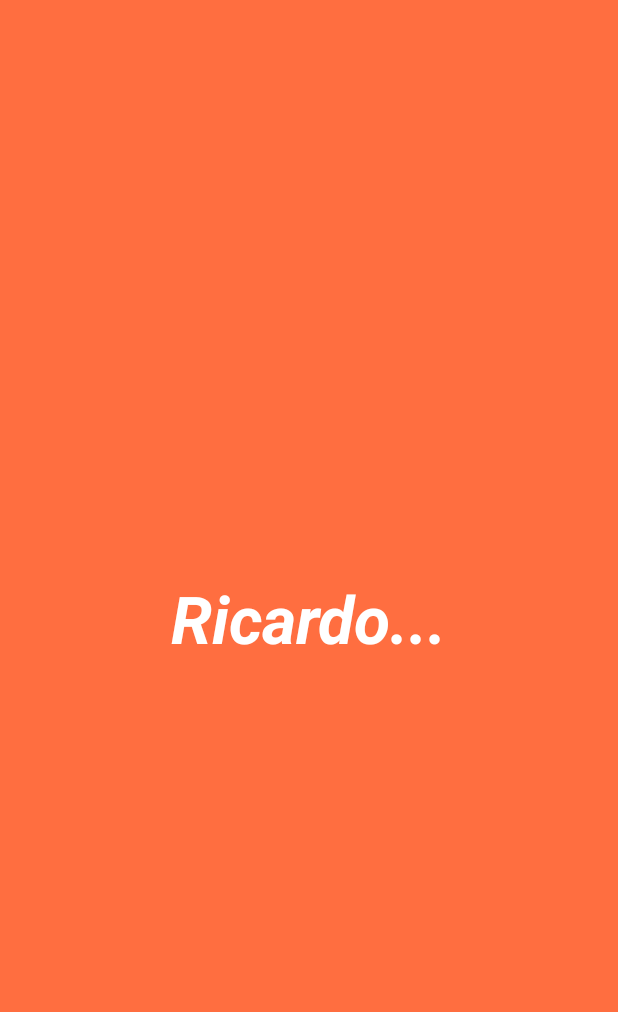
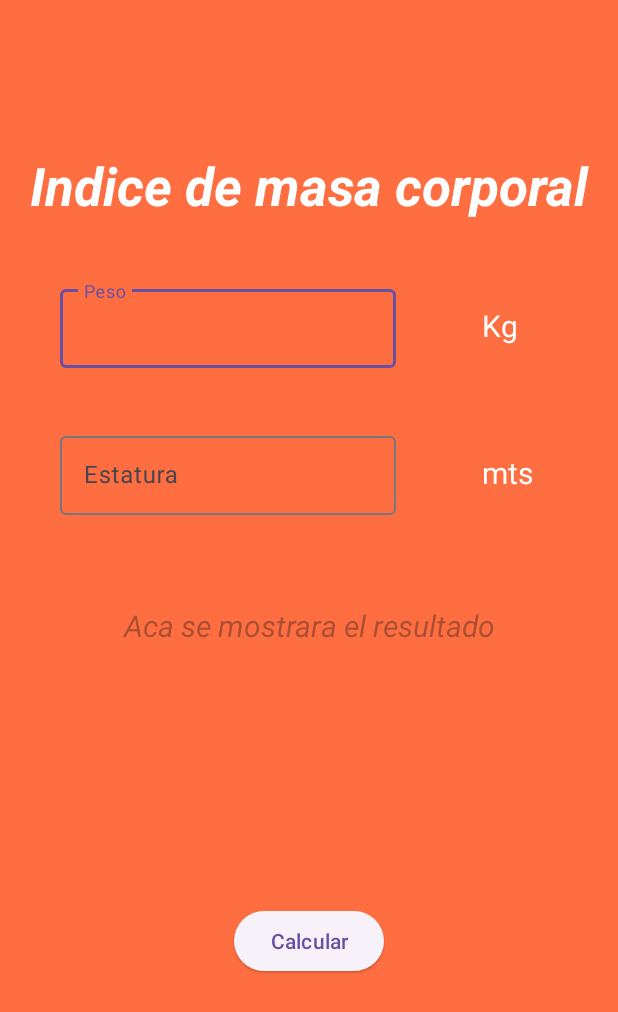
Before and after one commit to TheLittleBug404/Indice-masa-corporal, an Android app: the screen it shows after launch (MainActivity), on a phone screen of 412 x 824 dp. Shown: the top 1012 px of the screen. Run offline under Robolectric (Android 15) with nearby library versions, the phone set to English and light mode, and no system bars.

Commit message:
Aca ya termine el proyecto de IMC

```diff
--- a/app/build.gradle.kts
+++ b/app/build.gradle.kts
@@ -41,6 +41,7 @@ dependencies {
     implementation("androidx.appcompat:appcompat:1.6.1")
     implementation("com.google.android.material:material:1.9.0")
     implementation("androidx.constraintlayout:constraintlayout:2.1.4")
+    implementation ("com.google.android.material:material:1.9.0")
     testImplementation("junit:junit:4.13.2")
     androidTestImplementation("androidx.test.ext:junit:1.1.5")
     androidTestImplementation("androidx.test.espresso:espresso-core:3.5.1")
--- a/app/src/main/java/com/example/appimc/MainActivity.kt
+++ b/app/src/main/java/com/example/appimc/MainActivity.kt
@@ -2,10 +2,31 @@ package com.example.appimc
 
 import androidx.appcompat.app.AppCompatActivity
 import android.os.Bundle
+import android.widget.Button
+import android.widget.TextView
+import com.google.android.material.textfield.TextInputEditText
 
 class MainActivity : AppCompatActivity() {
     override fun onCreate(savedInstanceState: Bundle?) {
         super.onCreate(savedInstanceState)
         setContentView(R.layout.activity_main)
+        val peso = findViewById<TextInputEditText>(R.id.textInputPeso)
+        val estatura = findViewById<TextInputEditText>(R.id.textInputEstatura)
+        val boton = findViewById<Button>(R.id.ButtonResultado)
+
+        boton.setOnClickListener{
+            val imc:Double = peso.text.toString().toDouble() / Math.pow(estatura.text.toString().toDouble(),2.0)
+            val resultado = findViewById<TextView>(R.id.tvresultado)
+            resultado.text = "${calculaIMC(imc)} \n IMC = ${String.format("%.2f",imc)}"
+        }
+    }
+    fun calculaIMC(a:Double):String{
+        when(a){
+            in 0.0..18.5 -> return "Peso Bajo"
+            in 18.51..24.99999999 -> return  "Peso Normal"
+            in 25.0..29.999999999 -> return  "Sobre Peso"
+            in 30.0..100.0 -> return "Peligro Obesidad"
+            else -> return "Datos erroneos vuelva a introducir otros datos"
+        }
     }
 }
--- a/app/src/main/res/layout/activity_main.xml
+++ b/app/src/main/res/layout/activity_main.xml
@@ -8,15 +8,120 @@
     tools:context=".MainActivity">
 
     <TextView
+        android:id="@+id/tvTitulo"
+        android:text="@string/titulo"
+        android:textColor="@color/white"
+        android:textSize="35sp"
+        android:layout_width="match_parent"
+        android:layout_height="wrap_content"
+        android:gravity="center"
+        android:textStyle="italic|bold"
+        android:layout_marginTop="100dp"
+        app:layout_constraintTop_toTopOf="parent"
+        app:layout_constraintLeft_toLeftOf="parent"
+        app:layout_constraintRight_toRightOf="parent"
+        >
+    </TextView>
+
+    <com.google.android.material.textfield.TextInputLayout
+        android:id="@+id/textFieldPeso"
+        android:layout_width="224dp"
+        android:layout_height="58dp"
+        android:layout_marginLeft="40dp"
+        android:layout_marginTop="40dp"
+        android:layout_marginRight="40dp"
+        android:hint="@string/peso"
+        app:layout_constraintLeft_toLeftOf="parent"
+        app:layout_constraintTop_toBottomOf="@+id/tvTitulo"
+        >
+        <com.google.android.material.textfield.TextInputEditText
+            android:id="@+id/textInputPeso"
+            android:layout_width="match_parent"
+            android:layout_height="wrap_content"
+            android:inputType="numberDecimal"
+            android:textColor="@color/white"
+            >
+        </com.google.android.material.textfield.TextInputEditText>
+    </com.google.android.material.textfield.TextInputLayout>
+
+    <TextView
+        android:id="@+id/tvKg"
         android:layout_width="wrap_content"
         android:layout_height="wrap_content"
-        android:text="Ricardo..."
-        android:textSize="44sp"
-        android:textStyle="italic|bold"
+        android:layout_marginTop="56dp"
+        android:text="@string/kg"
         android:textColor="@color/white"
+        android:textSize="20sp"
+        app:layout_constraintHorizontal_bias="0.463"
+        app:layout_constraintLeft_toRightOf="@+id/textFieldPeso"
+        app:layout_constraintRight_toRightOf="parent"
+        app:layout_constraintTop_toBottomOf="@+id/tvTitulo"
+        >
+    </TextView>
+
+    <com.google.android.material.textfield.TextInputLayout
+        android:id="@+id/textFieldEstatura"
+        android:layout_width="224dp"
+        android:layout_height="58dp"
+        android:layout_marginLeft="40dp"
+        android:layout_marginTop="40dp"
+        android:hint="@string/estatura"
+        app:layout_constraintLeft_toLeftOf="parent"
+        app:layout_constraintTop_toBottomOf="@+id/textFieldPeso"
+        >
+        <com.google.android.material.textfield.TextInputEditText
+            android:id="@+id/textInputEstatura"
+            android:layout_width="match_parent"
+            android:layout_height="wrap_content"
+            android:inputType="numberDecimal"
+            android:textColor="@color/white"
+            >
+        </com.google.android.material.textfield.TextInputEditText>
+    </com.google.android.material.textfield.TextInputLayout>
+
+    <TextView
+        android:id="@+id/tvmts"
+        android:layout_width="wrap_content"
+        android:layout_height="wrap_content"
+        android:layout_marginTop="56dp"
+        android:text="@string/mts"
+        android:textColor="@color/white"
+        android:textSize="20sp"
+        app:layout_constraintHorizontal_bias="0.504"
+        app:layout_constraintLeft_toRightOf="@+id/textFieldEstatura"
+        app:layout_constraintRight_toRightOf="parent"
+        app:layout_constraintTop_toBottomOf="@+id/textFieldPeso"
+        >
+    </TextView>
+
+    <TextView
+        android:id="@+id/tvresultado"
+        android:layout_width="match_parent"
+        android:layout_height="wrap_content"
+        android:hint="Aca se mostrara el resultado"
+        android:gravity="center"
+        android:textColor="@color/white"
+        android:textStyle="italic"
+        android:textSize="20sp"
+        android:layout_marginBottom="40dp"
+        app:layout_constraintLeft_toLeftOf="parent"
+        app:layout_constraintRight_toRightOf="parent"
+        app:layout_constraintTop_toBottomOf="@+id/textFieldEstatura"
+        android:layout_marginTop="60dp"
+        android:layout_marginLeft="40dp"
+        android:layout_marginRight="40dp"
+        >
+    </TextView>
+    <Button
+        style="@style/Widget.Material3.Button.ElevatedButton"
+        android:id="@+id/ButtonResultado"
+        android:layout_width="wrap_content"
+        android:layout_height="wrap_content"
+        android:text="@string/calcular"
+        app:layout_constraintLeft_toLeftOf="parent"
+        app:layout_constraintRight_toRightOf="parent"
         app:layout_constraintBottom_toBottomOf="parent"
-        app:layout_constraintEnd_toEndOf="parent"
-        app:layout_constraintStart_toStartOf="parent"
-        app:layout_constraintTop_toTopOf="parent" />
+        app:layout_constraintTop_toBottomOf="@+id/tvresultado"
+        />
 
 </androidx.constraintlayout.widget.ConstraintLayout>
--- a/app/src/main/res/values/strings.xml
+++ b/app/src/main/res/values/strings.xml
@@ -1,3 +1,9 @@
 <resources>
     <string name="app_name">AppIMC</string>
+    <string name="peso">Peso</string>
+    <string name="estatura">Estatura</string>
+    <string name="titulo">Indice de masa corporal</string>
+    <string name="kg">Kg</string>
+    <string name="mts">mts</string>
+    <string name="calcular">Calcular</string>
 </resources>
```
